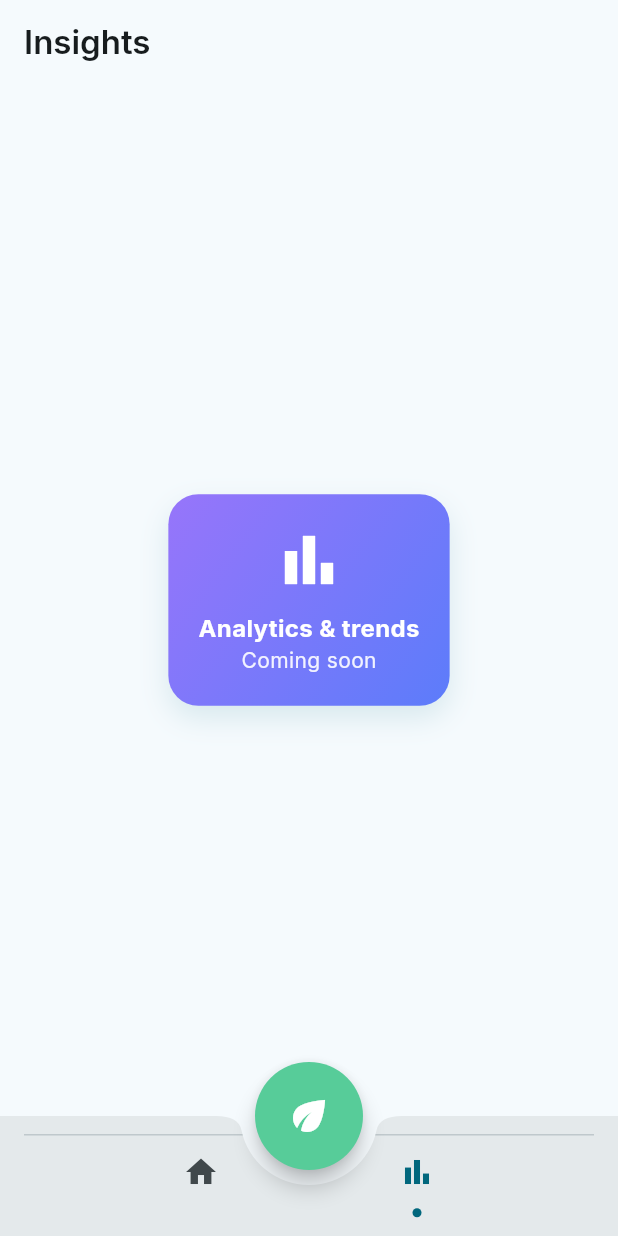
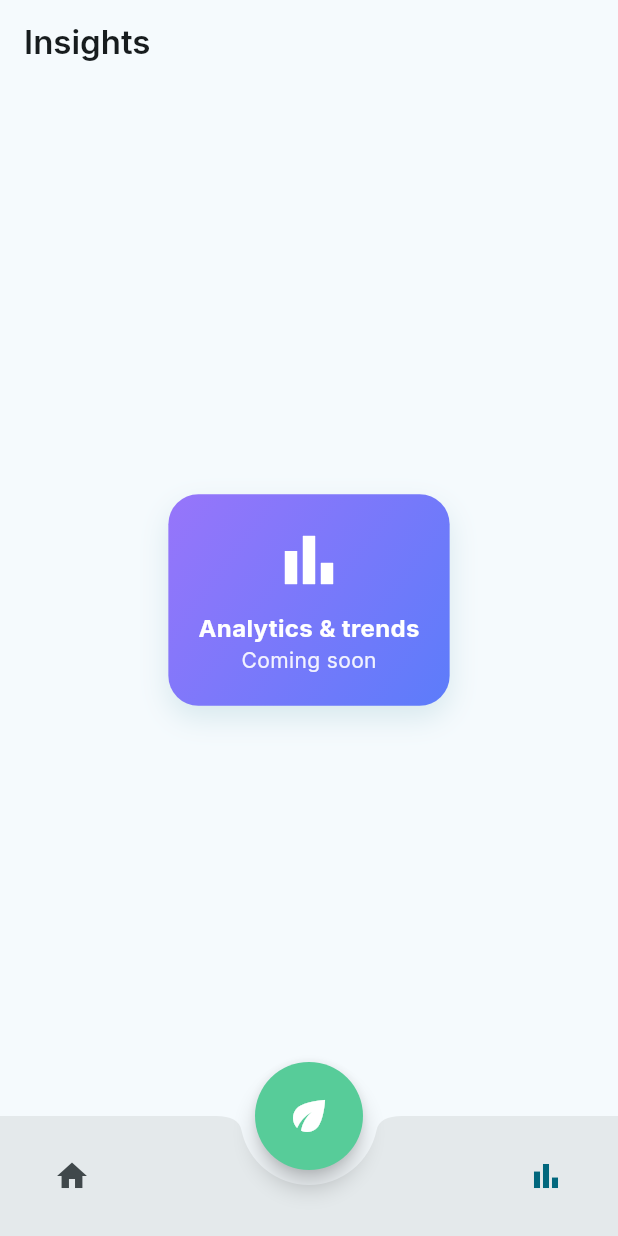
Before and after one commit to cursor2test1230-hub/hydro, a Flutter app: the screen it shows after launch, after a tap on "Nutrients", after a tap on "pH", after a tap on the "bar chart" icon, on a phone screen of 412 x 824 dp. Run offline on Flutter 3.47's test engine with Material 3 defaults, Android fonts, the phone set to English and light mode, and no system bars; our stand-ins replace google_fonts.

Commit message:
revert(nav): restore previous BottomAppBar spacing and layout around FAB

```diff
--- a/lib/main.dart
+++ b/lib/main.dart
@@ -66,23 +66,12 @@ class _RootScaffoldState extends State<RootScaffold> {
       bottomNavigationBar: BottomAppBar(
         shape: const CircularNotchedRectangle(),
         notchMargin: 10,
-        clipBehavior: Clip.antiAlias,
-        elevation: 8,
+        padding: const EdgeInsets.symmetric(horizontal: 24),
         color: scheme.surfaceContainerHigh,
-        surfaceTintColor: Colors.transparent,
-        child: Container(
+        child: SizedBox(
           height: 64,
-          decoration: BoxDecoration(
-            border: Border(
-              top: BorderSide(color: scheme.outlineVariant, width: 1),
-            ),
-          ),
           child: Row(
-            mainAxisAlignment: MainAxisAlignment.center,
-            children: [
-              // Home icon (left of center)
-              Column(
-                mainAxisAlignment: MainAxisAlignment.center,
+            mainAxisAlignment: MainAxisAlignment.spaceBetween,
             children: [
               IconButton(
                 icon: Icon(
@@ -92,26 +81,7 @@ class _RootScaffoldState extends State<RootScaffold> {
                 onPressed: () => setState(() => _selectedIndex = 0),
                 tooltip: 'Home',
               ),
-                  AnimatedContainer(
-                    duration: const Duration(milliseconds: 200),
-                    curve: Curves.easeOut,
-                    width: 6,
-                    height: 6,
-                    decoration: BoxDecoration(
-                      color: _selectedIndex == 0 ? scheme.primary : Colors.transparent,
-                      shape: BoxShape.circle,
-                    ),
-                  ),
-                ],
-              ),
-
-              // Gap for the FAB notch
-              const SizedBox(width: 96),
-
-              // Insights icon (right of center)
-              Column(
-                mainAxisAlignment: MainAxisAlignment.center,
-                children: [
+              const SizedBox(width: 24),
               IconButton(
                 icon: Icon(
                   Icons.bar_chart,
@@ -119,18 +89,6 @@ class _RootScaffoldState extends State<RootScaffold> {
                 ),
                 onPressed: () => setState(() => _selectedIndex = 2),
                 tooltip: 'Insights',
-                  ),
-                  AnimatedContainer(
-                    duration: const Duration(milliseconds: 200),
-                    curve: Curves.easeOut,
-                    width: 6,
-                    height: 6,
-                    decoration: BoxDecoration(
-                      color: _selectedIndex == 2 ? scheme.primary : Colors.transparent,
-                      shape: BoxShape.circle,
-                    ),
-                  ),
-                ],
               ),
             ],
           ),
```
Lines whose indentation alone changed are shown as unchanged.
